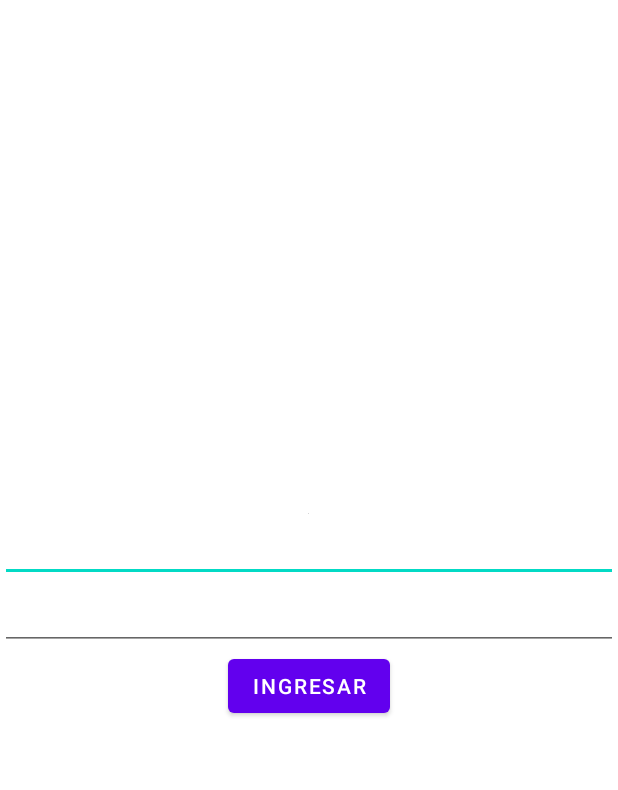
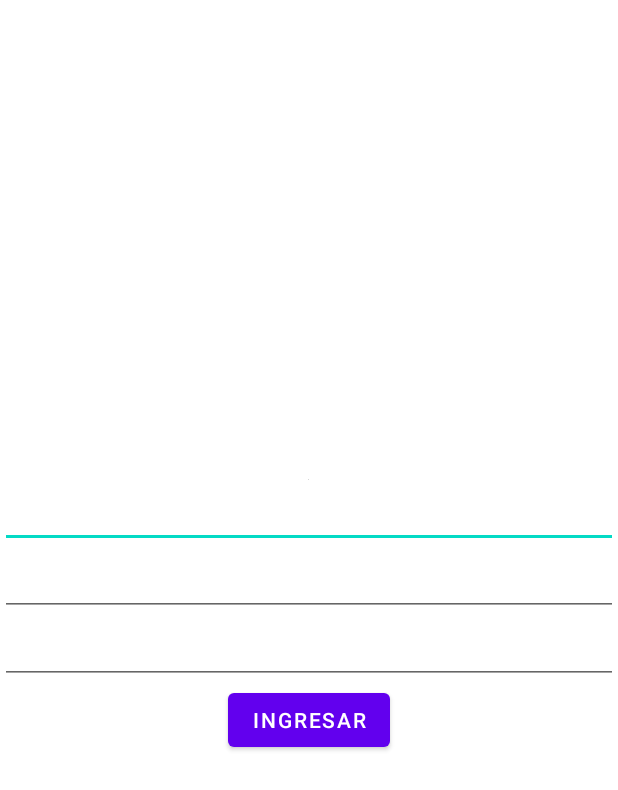
Before and after one commit to alpaezt/DBG103, an Android app: the layout activity_registro.xml on its own in the app's theme, with its tools: preview values and no code run, on a phone screen of 412 x 824 dp. Shown: the top 790 px of the screen. Run offline under Robolectric (Android 15) with nearby library versions, the phone set to English and light mode, and no system bars.

Commit message:
Spring 4

```diff
--- a/app/build.gradle
+++ b/app/build.gradle
@@ -37,6 +37,7 @@ dependencies {
     implementation 'com.google.firebase:firebase-messaging:23.1.1'
     implementation 'com.google.firebase:firebase-firestore:24.1.0'
     implementation 'com.google.firebase:firebase-database:20.1.0'
+    implementation 'com.google.firebase:firebase-auth:21.1.0'
     testImplementation 'junit:junit:4.13.2'
     androidTestImplementation 'androidx.test.ext:junit:1.1.4'
     androidTestImplementation 'androidx.test.espresso:espresso-core:3.5.0'
--- a/app/src/main/java/com/example/nivelacion1234/MainActivity.java
+++ b/app/src/main/java/com/example/nivelacion1234/MainActivity.java
@@ -19,7 +19,7 @@ public class MainActivity extends AppCompatActivity {
         btnSplash.setOnClickListener(new View.OnClickListener() {
             @Override
             public void onClick(View view) {
-                Intent intent = new Intent(getApplicationContext(), Catalogo.class);
+                Intent intent = new Intent(getApplicationContext(), Login.class);
                 startActivity(intent);
 
             }
--- a/app/src/main/res/layout/activity_registro.xml
+++ b/app/src/main/res/layout/activity_registro.xml
@@ -23,6 +23,13 @@
         android:text="" />
 
     <EditText
+        android:id="@+id/editPassReg"
+        android:layout_width="match_parent"
+        android:layout_height="wrap_content"
+        android:inputType="textPassword"
+        android:text="" />
+
+    <EditText
         android:id="@+id/editPassConfirmReg"
         android:layout_width="match_parent"
         android:layout_height="wrap_content"
@@ -30,7 +37,7 @@
         android:text="" />
 
     <Button
-        android:id="@+id/btnReg"
+        android:id="@+id/btnRegister"
         android:layout_width="wrap_content"
         android:layout_height="wrap_content"
         android:text="Ingresar" />
```
Also changed, not shown: app/src/main/java/com/example/nivelacion1234/Login.java (+23 -0 lines), app/src/main/java/com/example/nivelacion1234/Registro.java (+36 -0 lines).
